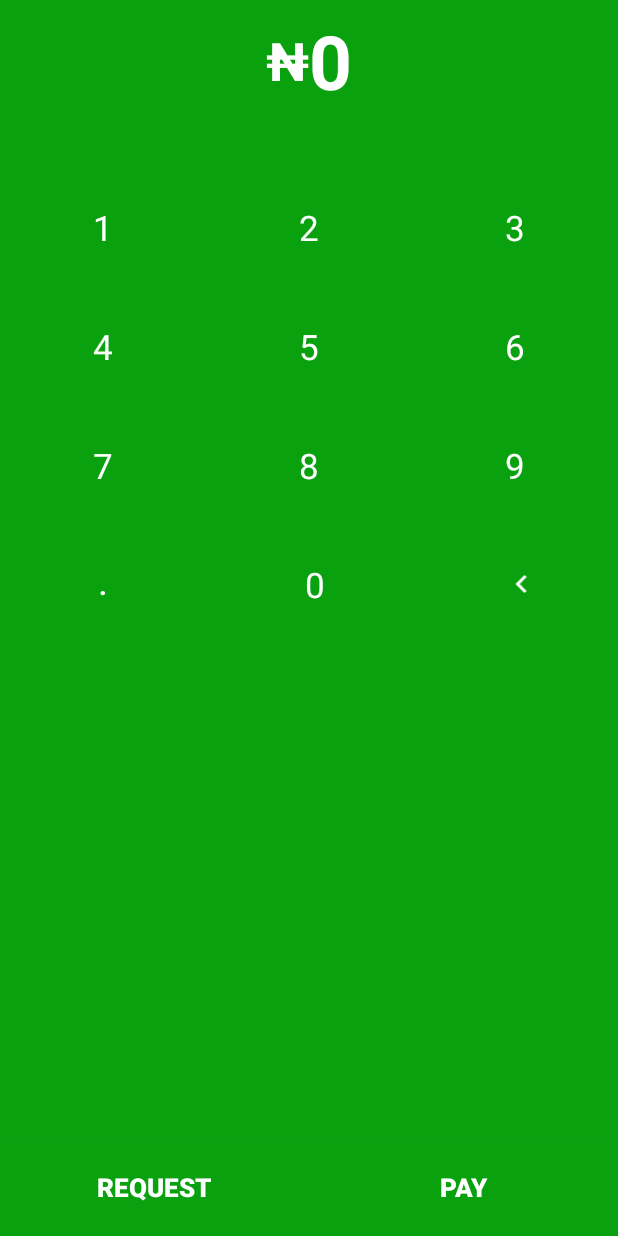
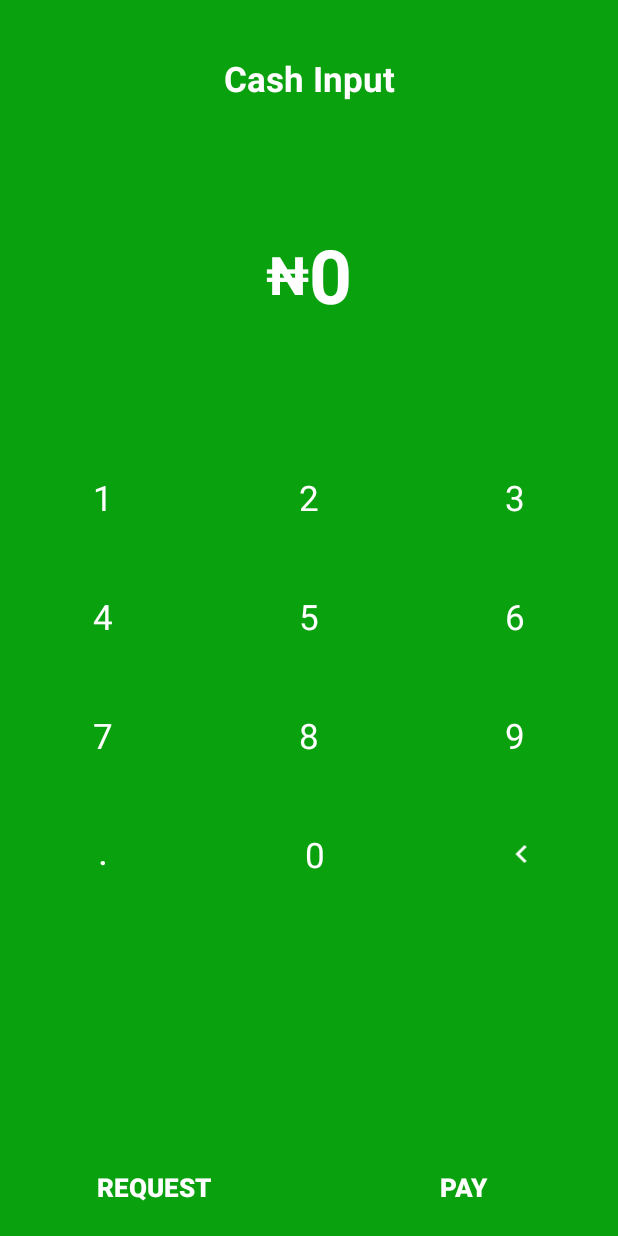
Before and after one commit to EmmanuelTobi/cash-input-animation, an Android app: the screen it shows after launch (MainActivity), on a phone screen of 412 x 824 dp. Run offline under Robolectric (Android 15) with nearby library versions, the phone set to English and light mode, and no system bars.

Commit message:
layout change, limit increase. Dot in amount yet to be handled.

```diff
--- a/app/src/main/java/com/exceptos/cashamount/MainActivity.kt
+++ b/app/src/main/java/com/exceptos/cashamount/MainActivity.kt
@@ -41,6 +41,15 @@ class MainActivity : AppCompatActivity() {
         animShake = AnimationUtils.loadAnimation(applicationContext, R.anim.shake)
 
         cash_amount_view.text = CashAmountFormat(cashAmount.toInt())
+
+//        dot_text.setOnClickListener {
+//
+//            zero_text.startAnimation(animZoomIn)
+//            handleZoomInOutAnimation(animZoomIn!!, dot_text, null)
+//
+//            animateDigit(".")
+//
+//        }
 
         zero_text.setOnClickListener {
 
@@ -149,7 +158,7 @@ class MainActivity : AppCompatActivity() {
 
             })
 
-        } else if (cashAmount.length >= 7) {
+        } else if (cashAmount.length == 8) {
             cash_amount_view.startAnimation(animShake)
 
         } else {
--- a/app/src/main/res/layout/activity_main.xml
+++ b/app/src/main/res/layout/activity_main.xml
@@ -9,9 +9,21 @@
     android:orientation="vertical"
     tools:context=".MainActivity">
 
+    <TextView
+        android:id="@+id/textView"
+        android:layout_width="match_parent"
+        android:layout_height="wrap_content"
+        android:layout_weight="1"
+        android:gravity="center"
+        android:text="Cash Input"
+        android:textColor="@android:color/white"
+        android:textSize="23sp"
+        android:textStyle="bold" />
+
     <LinearLayout
         android:layout_width="match_parent"
         android:layout_height="wrap_content"
+        android:layout_weight="1"
         android:gravity="center"
         android:orientation="horizontal">
 
@@ -47,6 +59,7 @@
         android:layout_width="match_parent"
         android:layout_height="wrap_content"
         android:layout_marginTop="31dp"
+        android:layout_weight="1"
         android:orientation="vertical">
 
         <LinearLayout
@@ -226,8 +239,9 @@
 
     <LinearLayout
         android:layout_width="match_parent"
-        android:layout_height="match_parent"
+        android:layout_height="wrap_content"
         android:layout_gravity="bottom"
+        android:layout_weight="1"
         android:gravity="bottom"
         android:orientation="horizontal">
 
```
